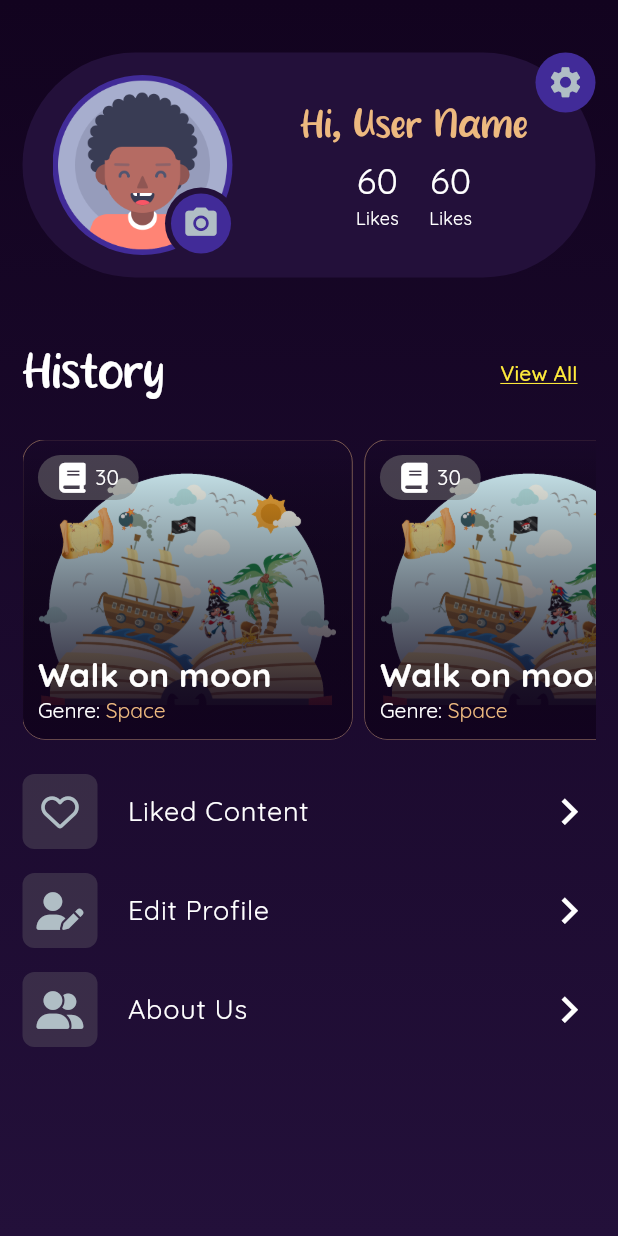
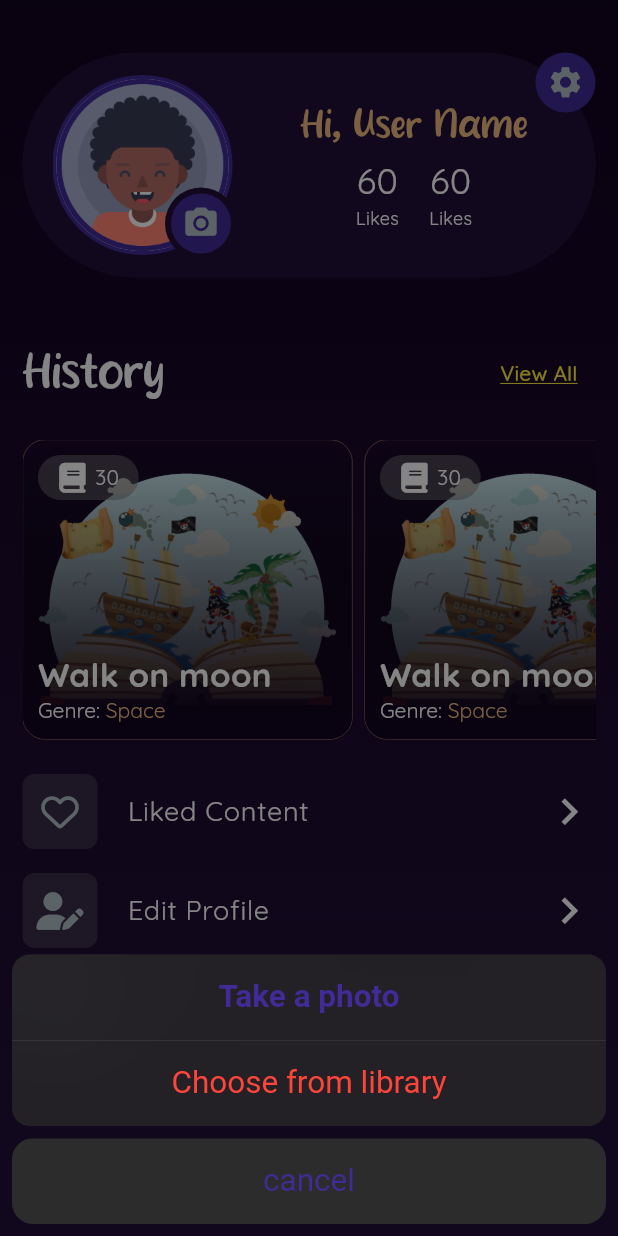
Before and after one commit to AmerDje/hakawati, a Flutter app: the ProfileView screen opened directly, after a tap on the "camera alt" icon, on a phone screen of 412 x 824 dp. Run offline on Flutter 3.47's test engine with Material 3 defaults, Android fonts, the phone set to English and light mode, and no system bars; our stand-ins replace cached_network_image, cloud_firestore, connectivity_plus, dartz, device_info_plus, dio and 12 more; missing offline and left inert: dart:ffi, flutter_facebook_auth; accounts and stored records are empty.

Commit message:
chore: added pick image impl

```diff
--- /dev/null
+++ b/lib/core/widgets/cached_image_view.dart
@@ -0,0 +1,114 @@
+import 'package:flutter/cupertino.dart';
+import 'package:cached_network_image/cached_network_image.dart';
+import 'package:flutter/material.dart';
+import 'package:hakawati/core/utils/assets.dart';
+
+class CachedImageView extends StatelessWidget {
+  final String image;
+  final double? width;
+  final double? height;
+  final BoxFit fit;
+  final Color? backgroundColor;
+  final Widget? errorWidget;
+
+  const CachedImageView({
+    super.key,
+    required this.image,
+    this.width,
+    this.height,
+    this.fit = BoxFit.cover,
+    this.backgroundColor,
+    this.errorWidget,
+  });
+
+  @override
+  Widget build(BuildContext context) {
+    return Container(
+      width: width,
+      height: height,
+      color: backgroundColor ?? Theme.of(context).dividerColor,
+      child: image == ''
+          ? errorWidget ?? const ImageErrorView()
+          : CachedNetworkImage(
+              imageUrl: image,
+              imageBuilder: (context, imageProvider) => Container(
+                decoration: BoxDecoration(
+                  image: DecorationImage(
+                    image: imageProvider,
+                    fit: fit,
+                  ),
+                ),
+              ),
+              placeholder: (context, url) => const CupertinoActivityIndicator(),
+              errorWidget: (context, url, error) {
+                return errorWidget ?? const ImageErrorView();
+              },
+            ),
+    );
+  }
+}
+
+class ImageErrorView extends StatelessWidget {
+  const ImageErrorView({super.key});
+
+  @override
+  Widget build(BuildContext context) {
+    return LayoutBuilder(
+      builder: (_, BoxConstraints constraints) {
+        double width = constraints.maxWidth != double.infinity ? constraints.maxWidth : 100;
+        double height = constraints.maxHeight != double.infinity ? constraints.maxHeight : 100;
+        return NoImage(width: width, height: height);
+      },
+    );
+  }
+}
+
+class NoImage extends StatelessWidget {
+  final double width;
+  final double height;
+
+  const NoImage({super.key, required this.width, required this.height});
+
+  @override
+  Widget build(BuildContext context) {
+    return Container(
+      width: width,
+      height: height,
+      color: Theme.of(context).colorScheme.surface,
+      alignment: Alignment.center,
+      child: Image.asset(
+        Assets.avatar,
+        width: width,
+        height: height,
+      ),
+    );
+  }
+}
+
+class ImageErrorUserView extends StatelessWidget {
+  const ImageErrorUserView({super.key});
+
+  @override
+  Widget build(BuildContext context) {
+    ThemeData theme = Theme.of(context);
+    return LayoutBuilder(
+      builder: (_, BoxConstraints constraints) {
+        double width = constraints.maxWidth != double.infinity ? constraints.maxWidth : 100;
+        double height = constraints.maxHeight != double.infinity ? constraints.maxHeight : 100;
+
+        double sizeIcon = width > height ? height * 24 / 60 : width * 24 / 60;
+        return Container(
+          width: width,
+          height: height,
+          color: theme.colorScheme.surface,
+          alignment: Alignment.center,
+          child: Icon(
+            Icons.person,
+            color: theme.textTheme.bodySmall?.color,
+            size: sizeIcon,
+          ),
+        );
+      },
+    );
+  }
+}
--- a/lib/core/widgets/widgets.dart
+++ b/lib/core/widgets/widgets.dart
@@ -5,3 +5,4 @@ export 'custom_password_field.dart';
 export 'glass_filter.dart';
 export 'gradient_scaffold.dart';
 export 'custom_elevated_icon_button.dart';
+export 'cached_image_view.dart';
--- /dev/null
+++ b/lib/features/profile/presentation/manager/profile_state.dart
@@ -0,0 +1,21 @@
+part of 'profile_cubit.dart';
+
+class ProfileState extends BaseState {
+  final BaseState actionState;
+  const ProfileState({
+    this.actionState = const InitState(),
+  });
+
+  ProfileState copyWith({
+    BaseState? actionState,
+  }) {
+    return ProfileState(
+      actionState: actionState ?? this.actionState,
+    );
+  }
+
+  @override
+  List<Object> get props => [
+        actionState,
+      ];
+}
--- a/lib/features/profile/presentation/view/profile_view.dart
+++ b/lib/features/profile/presentation/view/profile_view.dart
@@ -1,8 +1,10 @@
 import 'package:flutter/material.dart';
+import 'package:flutter_bloc/flutter_bloc.dart';
 import 'package:font_awesome_flutter/font_awesome_flutter.dart';
 import 'package:hakawati/core/widgets/gradient_scaffold.dart';
 import 'package:hakawati/features/home/presentation/view/widgets/stories_history_list_view.dart';
 import 'package:hakawati/features/home/presentation/view/widgets/stories_list_header.dart';
+import 'package:hakawati/features/profile/presentation/manager/profile_cubit.dart';
 
 import 'widgets/profile_header.dart';
 import 'widgets/profile_list_tile.dart';
@@ -12,7 +14,9 @@ class ProfileView extends StatelessWidget {
 
   @override
   Widget build(BuildContext context) {
-    return GradientScaffold(
+    return BlocProvider(
+      create: (context) => ProfileCubit(),
+      child: GradientScaffold(
         body: Padding(
           padding: const EdgeInsets.symmetric(horizontal: 15.0, vertical: 15.0),
           child: SingleChildScrollView(
@@ -52,6 +56,7 @@ class ProfileView extends StatelessWidget {
             ),
           ),
         ),
+      ),
     );
   }
 }
--- a/lib/features/profile/presentation/view/widgets/profile_header.dart
+++ b/lib/features/profile/presentation/view/widgets/profile_header.dart
@@ -1,7 +1,17 @@
+import 'dart:io';
+
+import 'package:device_info_plus/device_info_plus.dart';
+import 'package:flutter/cupertino.dart';
 import 'package:flutter/material.dart';
+import 'package:flutter_bloc/flutter_bloc.dart';
+import 'package:hakawati/core/common/bloc/state_base.dart';
 import 'package:hakawati/core/utils/utils.dart';
+import 'package:hakawati/core/widgets/cached_image_view.dart';
+import 'package:hakawati/features/profile/presentation/manager/profile_cubit.dart';
 import 'package:hakawati/features/profile/presentation/view/widgets/statistics_text.dart';
 import 'package:hakawati/features/settings/presentation/views/settings/view/settings_view.dart';
+import 'package:image_picker/image_picker.dart';
+import 'package:permission_handler/permission_handler.dart';
 
 import 'edge_button.dart';
 
@@ -24,14 +34,17 @@ class ProfileHeader extends StatelessWidget {
             crossAxisAlignment: CrossAxisAlignment.center,
             children: [
               const SizedBox(width: 20),
-              Stack(
+              BlocBuilder<ProfileCubit, ProfileState>(
+                builder: (context, state) {
+                  return Stack(
                     children: [
                       CircleAvatar(
                         radius: 60,
-                    child: Image.asset(
-                      Assets.avatar,
-                      fit: BoxFit.contain,
-                    ),
+                        child: _buildPreview(
+                            context: context,
+                            imageData: // when getting the image from firebase also fire action state
+                                (state.actionState is LoadedState) ? (state.actionState as LoadedState).data : "",
+                            isLoading: state.actionState is LoadingState),
                       ),
                       Positioned(
                         bottom: -3,
@@ -41,11 +54,15 @@ class ProfileHeader extends StatelessWidget {
                           backgroundColor: AppColors.gradientColor2,
                           child: EdgeButton(
                             iconData: Icons.camera_alt,
-                        onPressed: () {},
+                            onPressed: () async {
+                              showCupertinoModalPopup(context: context, builder: (_) => getActions(context));
+                            },
                           ),
                         ),
                       ),
                     ],
+                  );
+                },
               ),
               const Spacer(),
               Column(
@@ -82,4 +99,137 @@ class ProfileHeader extends StatelessWidget {
       ],
     );
   }
+
+  CupertinoActionSheet getActions(BuildContext context) => CupertinoActionSheet(
+        actions: [
+          CupertinoActionSheetAction(
+            isDefaultAction: true,
+            onPressed: () async {
+              if (await isBelowAndroid32()) {
+                if (context.mounted) {
+                  await requestPermissionAndPickImage(context, Permission.camera, source: ImageSource.camera);
                 }
+              } else {
+                if (context.mounted) {
+                  await requestPermissionAndPickImage(context, Permission.photos, source: ImageSource.camera);
+                }
+              }
+            },
+            child: const Text("Take a photo"),
+          ),
+          CupertinoActionSheetAction(
+            isDestructiveAction: true,
+            onPressed: () async {
+              if (await isBelowAndroid32()) {
+                if (context.mounted) await requestPermissionAndPickImage(context, Permission.storage);
+              } else {
+                if (context.mounted) await requestPermissionAndPickImage(context, Permission.photos);
+              }
+            },
+            child: const Text("Choose from library"),
+          ),
+        ],
+        cancelButton: CupertinoActionSheetAction(
+          child: const Text("cancel"),
+          onPressed: () {
+            Navigator.pop(context);
+          },
+        ),
+      );
+  Future<void> requestPermissionAndPickImage(BuildContext context, Permission permission,
+      {ImageSource source = ImageSource.gallery}) async {
+    PermissionStatus status = await permission.status;
+    if (status.isDenied) {
+      permission.request().then((value) {
+        Navigator.pop(context);
+        if (value == PermissionStatus.granted) {
+          pickProfileImage(context, source: source);
+        }
+      });
+    } else {
+      if (context.mounted) pickProfileImage(context, source: source);
+    }
+  }
+
+  void pickProfileImage(BuildContext context, {ImageSource source = ImageSource.gallery}) {
+    if (context.mounted) {
+      context.read<ProfileCubit>().pickProfileImage(source: source);
+    }
+  }
+
+  Widget _buildPreview({required BuildContext context, required dynamic imageData, bool isLoading = false}) {
+    late Widget image;
+
+    if (imageData is File) {
+      image = Image.file(
+        imageData,
+        width: 115,
+        height: 120,
+        fit: BoxFit.cover,
+      );
+    } else if (imageData is String && imageData.isNotEmpty) {
+      image = CachedImageView(image: imageData, width: 115, height: 115);
+    } else {
+      image = const CachedImageView(image: '', width: 115, height: 115);
+    }
+
+    Widget viewImage = ClipOval(
+      child: image,
+    );
+
+    if (isLoading) {
+      return ImageUploadItem(
+        image: viewImage,
+        onRemove: () {
+          context.read<ProfileCubit>().deleteImage();
+        },
+      );
+    }
+
+    return viewImage;
+  }
+
+  Future<bool> isBelowAndroid32() async {
+    if (Platform.isAndroid) {
+      final androidInfo = await DeviceInfoPlugin().androidInfo;
+      return androidInfo.version.sdkInt <= 32;
+    }
+    return true;
+  }
+}
+
+class ImageUploadItem extends StatelessWidget {
+  final Widget image;
+  final GestureTapCallback onRemove;
+
+  const ImageUploadItem({
+    super.key,
+    required this.image,
+    required this.onRemove,
+  });
+
+  @override
+  Widget build(BuildContext context) {
+    ThemeData theme = Theme.of(context);
+    return Stack(
+      clipBehavior: Clip.none,
+      children: [
+        image,
+        PositionedDirectional(
+          top: 0,
+          end: -3,
+          child: InkResponse(
+            onTap: onRemove,
+            child: Container(
+              width: 20,
+              height: 20,
+              alignment: Alignment.center,
+              decoration: BoxDecoration(color: theme.colorScheme.error, shape: BoxShape.circle),
+              child: const Icon(Icons.close, size: 13, color: Colors.white),
+            ),
+          ),
+        ),
+      ],
+    );
+  }
+}
--- a/pubspec.yaml
+++ b/pubspec.yaml
@@ -1,15 +1,17 @@
 name: hakawati
 description: "A new Flutter project."
 publish_to: 'none'
-version: 0.1.0
+version: 0.1.0+1
 
 environment:
   sdk: '>=3.2.3 <4.0.0'
 
 dependencies:
+  cached_network_image: ^3.3.1
   cloud_firestore: ^5.0.1
   connectivity_plus: ^6.0.3
   dartz: ^0.10.1
+  device_info_plus: ^10.1.0
   dio: ^5.4.3+1
   equatable: ^2.0.5
   firebase_auth: ^5.1.0
@@ -24,8 +26,10 @@ dependencies:
   get_it: ^7.6.7
   google_sign_in: ^6.2.1
   hydrated_bloc: ^9.1.5
+  image_picker: ^1.1.2
   json_annotation: ^4.9.0
   path_provider: ^2.1.3
+  permission_handler: ^11.3.1
   shared_preferences: ^2.2.3
   url_launcher: ^6.2.6
 
```
Also changed, not shown: lib/features/profile/presentation/manager/profile_cubit.dart (added, +76 -0 lines), pubspec.lock, 1 other file. Lines whose indentation alone changed are shown as unchanged.
